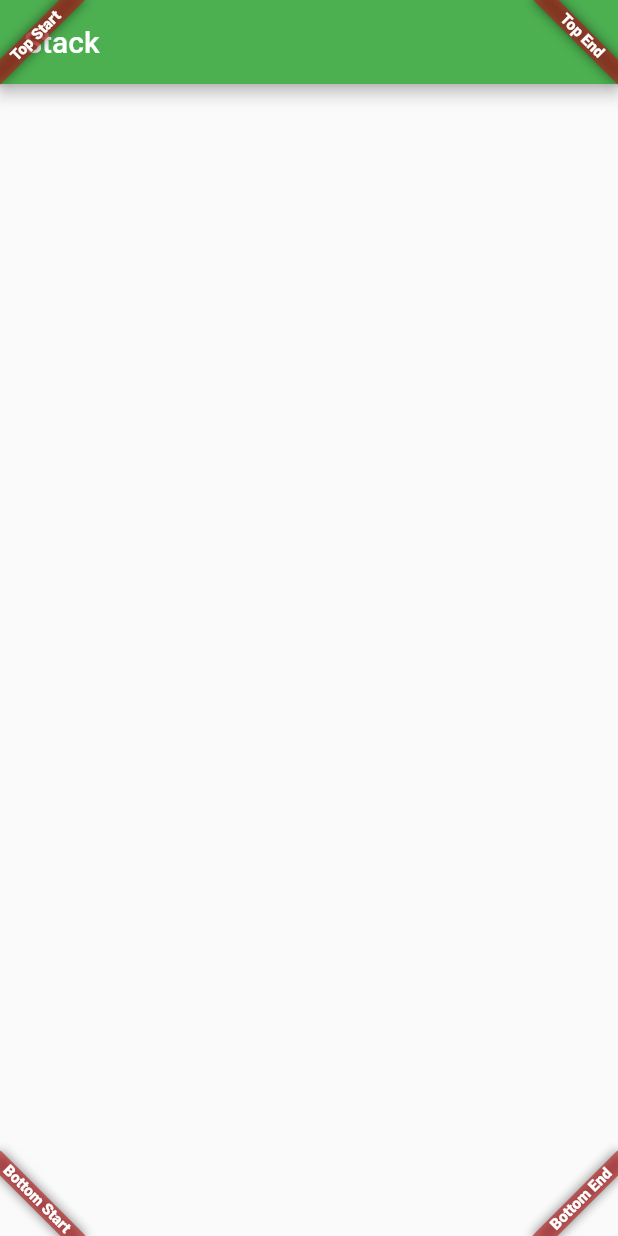
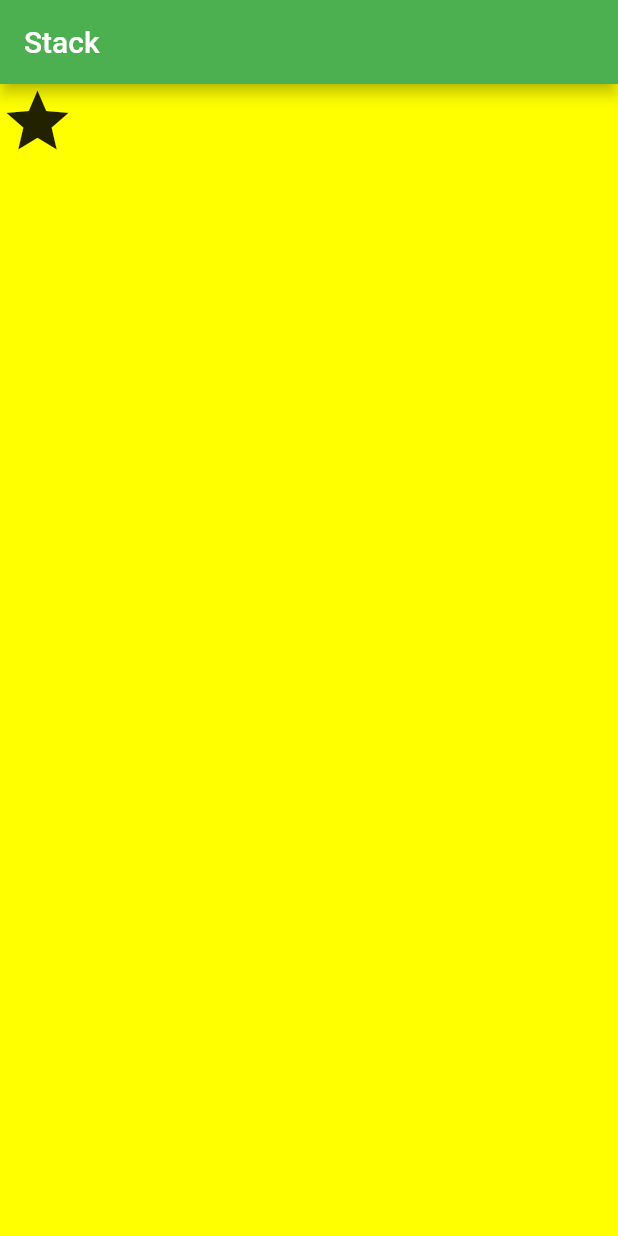
Before and after one commit to Tosin8/random_practice, a Flutter app: the screen it shows after launch, on a phone screen of 412 x 824 dp. Run offline on Flutter 3.47's test engine with Material 2 defaults, Android fonts, the phone set to English and light mode, and no system bars; Roboto replaces fonts that are missing (Georgia).

Commit message:
Using Stack with position widget

```diff
--- a/lib/practice_1.dart
+++ b/lib/practice_1.dart
@@ -5,19 +5,32 @@ class Practice_One extends StatelessWidget {
 
   @override
   Widget build(BuildContext context) {
-    Widget main = Scaffold(
-      appBar: AppBar(title: const Text('Stack')),
-    );
-    return Stack(
-      fit: StackFit.expand,
-      children: [
-        main,
-        const Banner(message: 'Top Start', location: BannerLocation.topStart),
-        const Banner(message: 'Top End', location: BannerLocation.topEnd),
-        const Banner(
-            message: 'Bottom Start', location: BannerLocation.bottomStart),
-        const Banner(message: 'Bottom End', location: BannerLocation.bottomEnd),
-      ],
-    );
+    // Widget main = Scaffold(
+    //   appBar: AppBar(title: const Text('Stack')),
+    // );
+    // return Stack(
+    //   fit: StackFit.expand,
+    //   children: const [
+    //     main,
+    //     Banner(message: 'Top Start', location: BannerLocation.topStart),
+    //     Banner(message: 'Top End', location: BannerLocation.topEnd),
+    //     Banner(message: 'Bottom Start', location: BannerLocation.bottomStart),
+    //     Banner(message: 'Bottom End', location: BannerLocation.bottomEnd),
+    //   ],
+    // );
+
+    return Scaffold(
+        appBar: AppBar(title: const Text('Stack')),
+        body: Stack(
+          fit: StackFit.expand,
+          children: const [
+            Material(color: Colors.yellowAccent),
+            Positioned(
+              top: 0,
+              left: 0,
+              child: Icon(Icons.star, size: 50),
+            )
+          ],
+        ));
   }
 }
```
